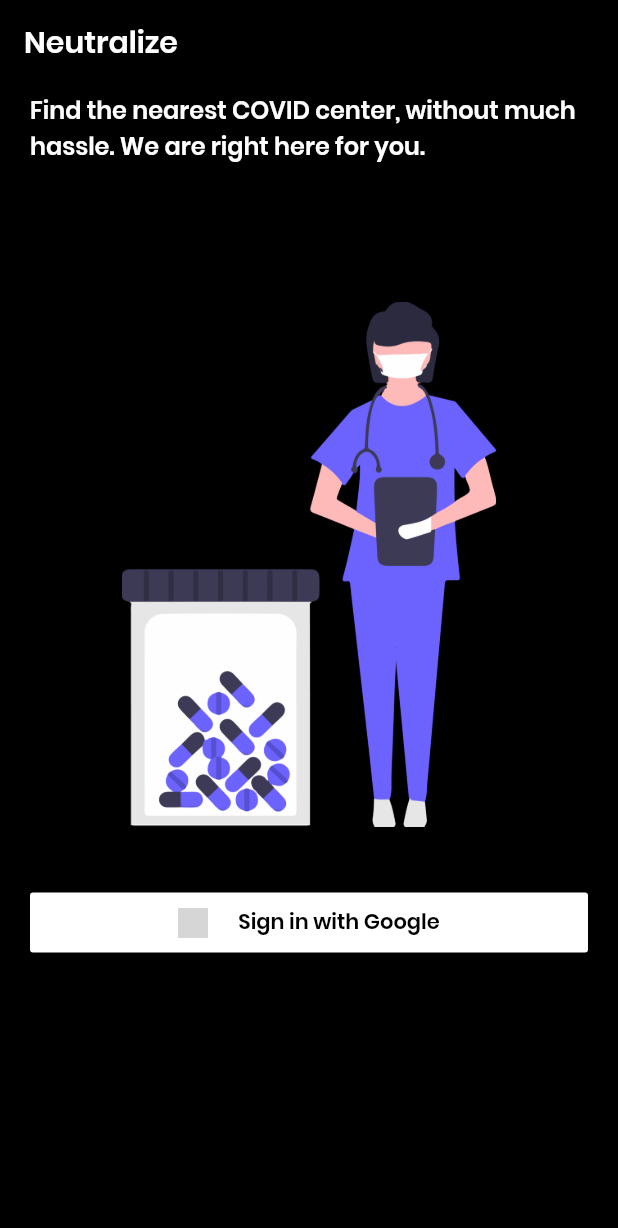
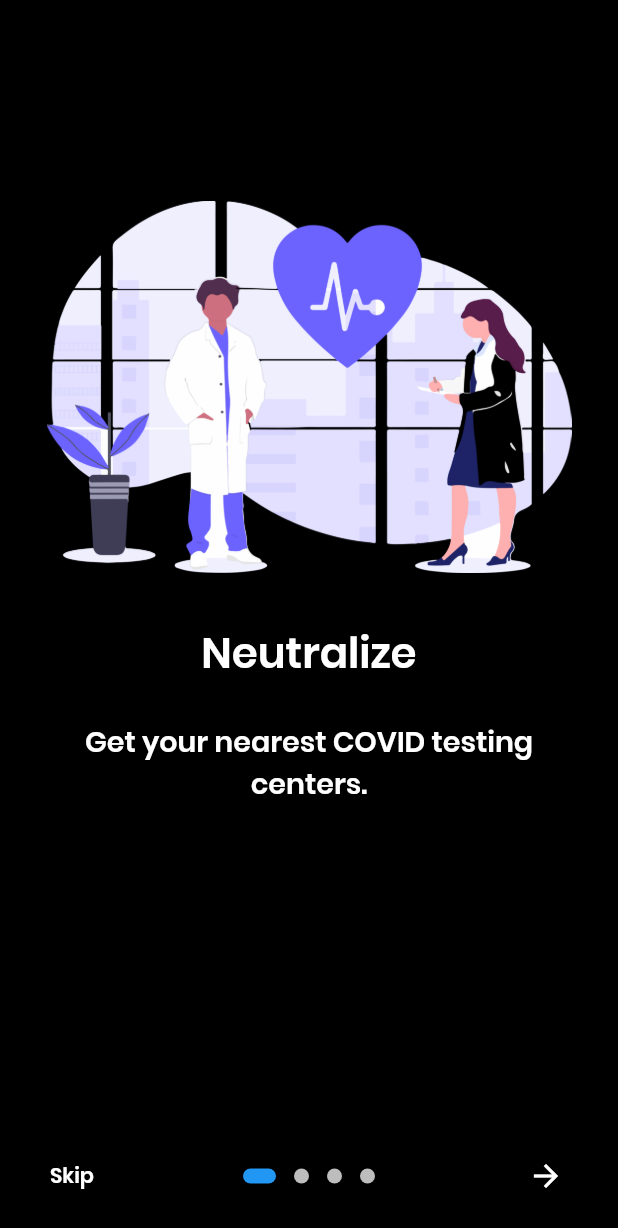
Before and after one commit to ameysunu/neutralize, a Flutter app: the screen it shows after launch, on a phone screen of 412 x 824 dp. Shown: the top 1228 px of the screen. Run offline on Flutter 3.47's test engine with Material 2 defaults, Android fonts, the phone set to English and light mode, and no system bars; drawn by our look-alikes of introduction_screen; our stand-ins replace cloud_firestore, firebase_auth, firebase_database, google_maps_flutter, google_sign_in; accounts and stored records are empty; grey boxes are pictures that could not be loaded.

Commit message:
introduction added

```diff
--- a/lib/home.dart
+++ b/lib/home.dart
@@ -2,6 +2,7 @@ import 'package:flutter/material.dart';
 import 'package:firebase_auth/firebase_auth.dart';
 import 'package:google_sign_in/google_sign_in.dart';
 import 'package:medhacks/mapmarker.dart';
+import 'package:url_launcher/url_launcher.dart';
 import 'homewidget.dart';
 
 class HomePage extends StatefulWidget {
@@ -125,6 +126,24 @@ class _HomePageState extends State<HomePage> {
                 ),
               ),
               _signIn(),
+              Center(
+                child: InkWell(
+                  child: Text(
+                    "Have any problems logging in? Do let us know.",
+                    style:
+                        TextStyle(fontFamily: 'Poppins', color: Colors.white),
+                  ),
+                  onTap: () async {
+                    const url =
+                        'https://www.github.com/ameysunu/neutralize/issues';
+                    if (await canLaunch(url)) {
+                      await launch(url);
+                    } else {
+                      throw 'Could not launch $url';
+                    }
+                  },
+                ),
+              ),
             ],
           ),
         ),
--- /dev/null
+++ b/lib/introduction.dart
@@ -0,0 +1,111 @@
+import 'package:flutter/material.dart';
+import 'home.dart';
+import 'package:introduction_screen/introduction_screen.dart';
+
+class Introduction extends StatelessWidget {
+  @override
+  Widget build(BuildContext context) {
+    return MaterialApp(
+      debugShowCheckedModeBanner: false,
+      home: IntroductionPage(),
+    );
+  }
+}
+
+class IntroductionPage extends StatefulWidget {
+  @override
+  _IntroductionPageState createState() => _IntroductionPageState();
+}
+
+class _IntroductionPageState extends State<IntroductionPage> {
+  final introKey = GlobalKey<IntroductionScreenState>();
+  void _onIntroEnd(context) {
+    Navigator.of(context).pushReplacement(
+      MaterialPageRoute(builder: (_) => HomePage()),
+    );
+  }
+
+  @override
+  Widget build(BuildContext context) {
+    const bodyStyle =
+        TextStyle(fontSize: 19.0, fontFamily: 'Poppins', color: Colors.white);
+    const pageDecoration = const PageDecoration(
+      titleTextStyle: TextStyle(
+          fontSize: 28.0,
+          fontWeight: FontWeight.w700,
+          fontFamily: 'Poppins',
+          color: Colors.white),
+      bodyTextStyle: bodyStyle,
+      descriptionPadding: EdgeInsets.fromLTRB(16.0, 0.0, 16.0, 16.0),
+      pageColor: Colors.black,
+      imagePadding: EdgeInsets.zero,
+    );
+    return Scaffold(
+      backgroundColor: Colors.black,
+      body: IntroductionScreen(
+        key: introKey,
+        pages: [
+          PageViewModel(
+            title: "Neutralize",
+            body: "Get your nearest COVID testing centers.",
+            image: _buildImage('first'),
+            decoration: pageDecoration,
+          ),
+          PageViewModel(
+            title: "Booking redefined",
+            body: "Book, as per your convenience.",
+            image: _buildImage('second'),
+            decoration: pageDecoration,
+          ),
+          PageViewModel(
+            title: "Symptom Survey",
+            body:
+                "Fill out a symptom survey and get your booking timings faster.",
+            image: _buildImage('third'),
+            decoration: pageDecoration,
+          ),
+          PageViewModel(
+            title: "You are all ready!",
+            bodyWidget: Row(
+              mainAxisAlignment: MainAxisAlignment.center,
+              children: const [
+                Text("Welcome to Neutralize.", style: bodyStyle),
+              ],
+            ),
+            image: _buildImage('fourth'),
+            decoration: pageDecoration,
+          ),
+        ],
+        onDone: () => _onIntroEnd(context),
+        showSkipButton: true,
+        skipFlex: 0,
+        nextFlex: 0,
+        skip: const Text('Skip',
+            style: TextStyle(fontFamily: 'Poppins', color: Colors.white)),
+        next: const Icon(
+          Icons.arrow_forward,
+          color: Colors.white,
+        ),
+        done: const Text('Done',
+            style: TextStyle(
+                fontWeight: FontWeight.w600,
+                fontFamily: 'Poppins',
+                color: Colors.white)),
+        dotsDecorator: const DotsDecorator(
+          size: Size(10.0, 10.0),
+          color: Color(0xFFBDBDBD),
+          activeSize: Size(22.0, 10.0),
+          activeShape: RoundedRectangleBorder(
+            borderRadius: BorderRadius.all(Radius.circular(25.0)),
+          ),
+        ),
+      ),
+    );
+  }
+}
+
+Widget _buildImage(String assetName) {
+  return Align(
+      child: Image.asset('images/introduction/$assetName.png', width: 350.0),
+      alignment: Alignment.bottomCenter);
+}
--- a/lib/main.dart
+++ b/lib/main.dart
@@ -1,8 +1,9 @@
 import 'package:flutter/material.dart';
 import 'package:medhacks/home.dart';
+import 'package:medhacks/introduction.dart';
 
 void main() {
   runApp(
-    MaterialApp(debugShowCheckedModeBanner: false, home: HomePage()),
+    MaterialApp(debugShowCheckedModeBanner: false, home: Introduction()),
   );
 }
--- a/pubspec.yaml
+++ b/pubspec.yaml
@@ -30,6 +30,7 @@ dependencies:
   firebase_database:
   cloud_firestore: ^0.13.4+2
   flutter_webview_plugin: ^0.3.10+1
+  introduction_screen: ^1.0.7
 
 
 
@@ -63,6 +64,10 @@ flutter:
     - images/advantagecare.png
     - images/northwell.jpeg
     - images/floating.jpg
+    - images/introduction/first.png
+    - images/introduction/second.png
+    - images/introduction/third.png
+    - images/introduction/fourth.png
 
   # An image asset can refer to one or more resolution-specific "variants", see
   # https://flutter.dev/assets-and-images/#resolution-aware.
```
Also changed, not shown: images/introduction/first.png (added), images/introduction/fourth.png (added), images/introduction/second.png (added), images/introduction/third.png (added), pubspec.lock, 2 other files.
